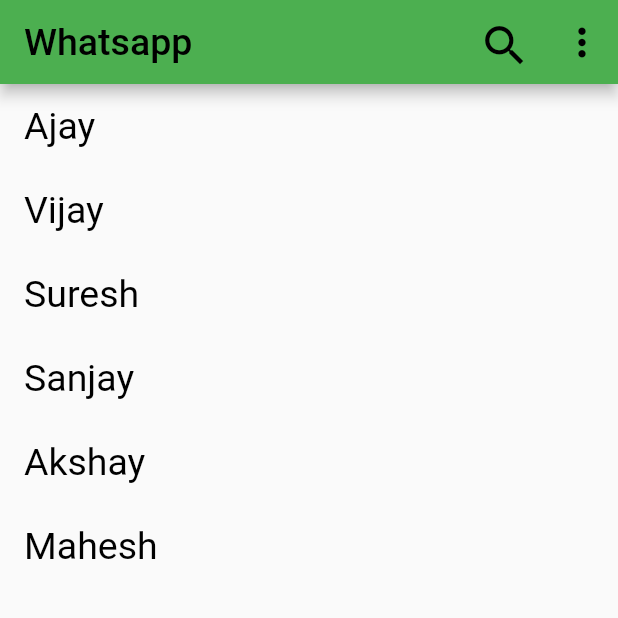
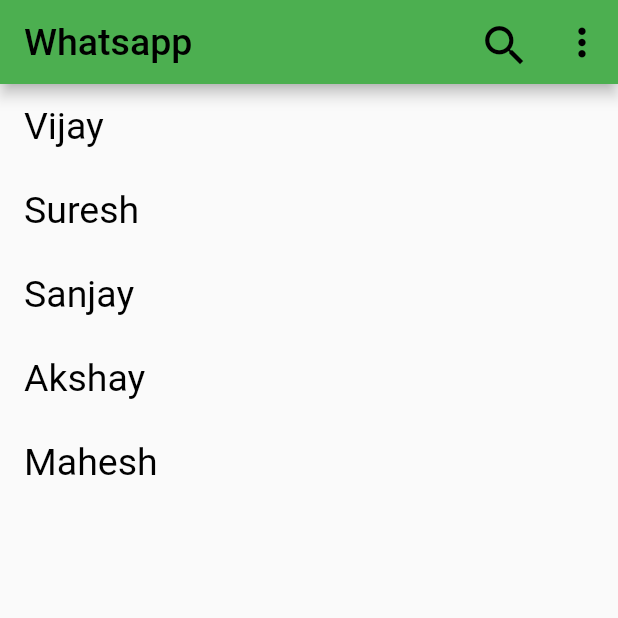
Before and after one commit to flutter1234/search, a Flutter app: the screen it shows after launch, on a phone screen of 412 x 824 dp, the top half of it. Run offline on Flutter 3.47's test engine with Material 2 defaults, Android fonts, the phone set to English and light mode, and no system bars.

Commit message:
this is my second commit

```diff
--- a/lib/main.dart
+++ b/lib/main.dart
@@ -17,7 +17,7 @@ class search extends StatefulWidget {
 class _searchState extends State<search> {
   bool issearch = false;
   List temp = [];
-  List l = ["Ajay", "Vijay", "Suresh", "Sanjay", "Akshay", "Mahesh"];
+  List l = [ "Vijay", "Suresh", "Sanjay", "Akshay", "Mahesh"];
 
   @override
   Widget build(BuildContext context) {
```
